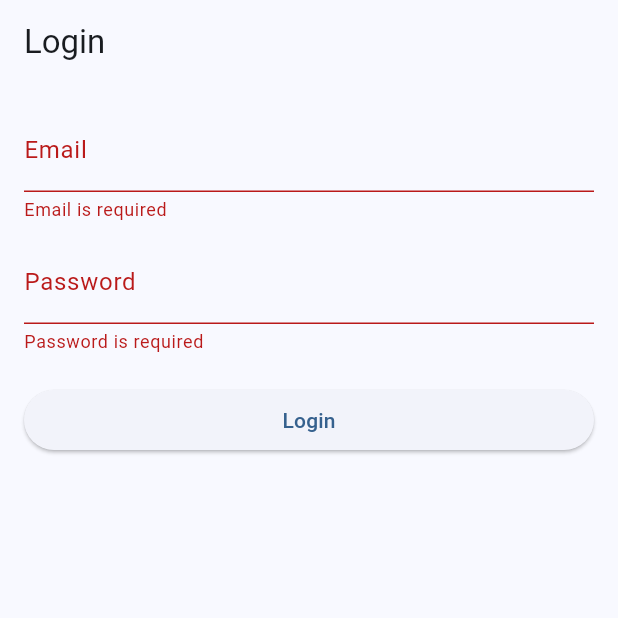
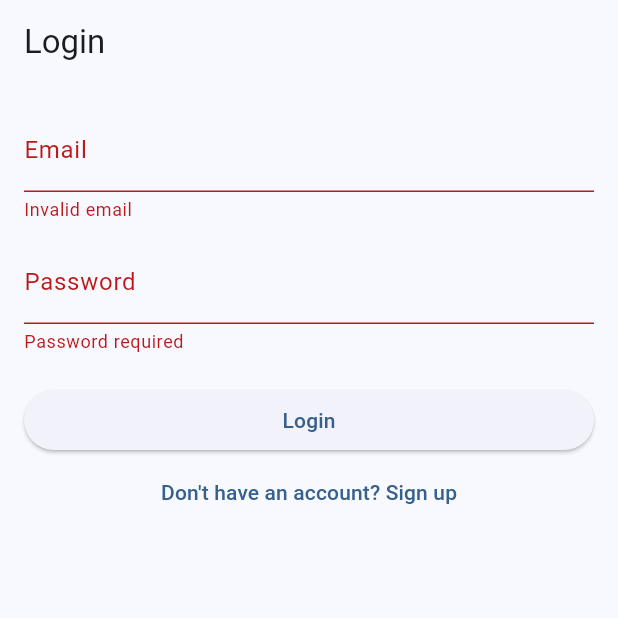
Before and after one commit to andestballa/contact_manager_app, a Flutter app: the screen it shows after launch, after a tap on "Login", on a phone screen of 412 x 824 dp, the top half of it. Run offline on Flutter 3.47's test engine with Material 3 defaults, Android fonts, the phone set to English and light mode, and no system bars; our stand-ins replace shared_preferences.

Commit message:
ADDED PROVIDER FOR LOGIN/SIGNUP

```diff
--- a/lib/app_config.dart
+++ b/lib/app_config.dart
@@ -2,7 +2,7 @@ import 'package:flutter/material.dart';
 
 class AppConfig {
   // Replace with ngrok url
-  static const baseUrl = "https://ae041b757ef6.ngrok-free.app";
+  static const baseUrl = "https://crownless-unrequited-hana.ngrok-free.dev";
 
   static final themeData = ThemeData(
     useMaterial3: true,
--- /dev/null
+++ b/lib/auth_gate.dart
@@ -0,0 +1,24 @@
+import 'package:flutter/material.dart';
+import 'package:provider/provider.dart';
+import 'providers/auth_provider.dart';
+import 'login.dart';
+import 'homepage.dart';
+
+class AuthGate extends StatelessWidget {
+  const AuthGate({super.key});
+
+  @override
+  Widget build(BuildContext context) {
+    final auth = context.watch<AuthProvider>();
+
+    if (!auth.isInitialized) {
+      return const Scaffold(
+        body: Center(child: CircularProgressIndicator()),
+      );
+    }
+
+    return auth.isLoggedIn
+        ? const HomePage()
+        : const LoginPage();
+  }
+}
--- a/lib/login.dart
+++ b/lib/login.dart
@@ -1,7 +1,10 @@
-import 'package:contact_manager_app/app_config.dart';
+import 'dart:convert';
 import 'package:flutter/material.dart';
 import 'package:http/http.dart' as http;
-import 'dart:convert';
+import 'package:provider/provider.dart';
+import 'package:contact_manager_app/app_config.dart';
+import 'providers/auth_provider.dart';
+import 'signup.dart';
 
 class LoginPage extends StatefulWidget {
   const LoginPage({super.key});
@@ -11,10 +14,7 @@ class LoginPage extends StatefulWidget {
 }
 
 class _LoginPageState extends State<LoginPage> {
-  // TODO: put state in provider
-
   final _formKey = GlobalKey<FormState>();
-
   final emailController = TextEditingController();
   final passwordController = TextEditingController();
 
@@ -32,14 +32,9 @@ class _LoginPageState extends State<LoginPage> {
 
     setState(() => isLoading = true);
 
-    final url = Uri.parse("${AppConfig.baseUrl}/login/");
-    final scaffoldMessenger = ScaffoldMessenger.of(context);
-
-    print("➡️ Sending login request to $url");
-
     try {
       final response = await http.post(
-        url,
+        Uri.parse("${AppConfig.baseUrl}/login/"),
         headers: {"Content-Type": "application/json"},
         body: jsonEncode({
           "email": emailController.text.trim(),
@@ -47,29 +42,17 @@ class _LoginPageState extends State<LoginPage> {
         }),
       );
 
-      print("⬅️ Status code: ${response.statusCode}");
-      print("⬅️ Body: ${response.body}");
-
       final data = jsonDecode(response.body);
 
       if (response.statusCode == 200) {
-        final token = data["token"];
-
-        scaffoldMessenger.showSnackBar(
-          const SnackBar(content: Text("Login successful")),
-        );
-
-        // TODO: Save token using shared_preferences
-        // TODO: Navigate to home page (can be handled in the main.dart)
-
-        print("✅ Token received: $token");
+        await context.read<AuthProvider>().login(data["token"]);
       } else {
-        scaffoldMessenger.showSnackBar(
+        ScaffoldMessenger.of(context).showSnackBar(
           SnackBar(content: Text(data["error"] ?? "Login failed")),
         );
       }
     } catch (e) {
-      scaffoldMessenger.showSnackBar(
+      ScaffoldMessenger.of(context).showSnackBar(
         SnackBar(content: Text("Network error: $e")),
       );
     } finally {
@@ -90,28 +73,16 @@ class _LoginPageState extends State<LoginPage> {
               TextFormField(
                 controller: emailController,
                 decoration: const InputDecoration(labelText: "Email"),
-                keyboardType: TextInputType.emailAddress,
-                validator: (value) {
-                  if (value == null || value.isEmpty) {
-                    return "Email is required";
-                  }
-                  if (!value.contains("@")) {
-                    return "Enter a valid email";
-                  }
-                  return null;
-                },
+                validator: (v) =>
+                    v != null && v.contains("@") ? null : "Invalid email",
               ),
               const SizedBox(height: 12),
               TextFormField(
                 controller: passwordController,
                 decoration: const InputDecoration(labelText: "Password"),
                 obscureText: true,
-                validator: (value) {
-                  if (value == null || value.isEmpty) {
-                    return "Password is required";
-                  }
-                  return null;
-                },
+                validator: (v) =>
+                    v != null && v.isNotEmpty ? null : "Password required",
               ),
               const SizedBox(height: 20),
               SizedBox(
@@ -123,6 +94,15 @@ class _LoginPageState extends State<LoginPage> {
                       : const Text("Login"),
                 ),
               ),
+              TextButton(
+                onPressed: () {
+                  Navigator.push(
+                    context,
+                    MaterialPageRoute(builder: (_) => const SignupPage()),
+                  );
+                },
+                child: const Text("Don't have an account? Sign up"),
+              ),
             ],
           ),
         ),
--- a/lib/main.dart
+++ b/lib/main.dart
@@ -1,23 +1,27 @@
-import 'package:contact_manager_app/app_config.dart';
 import 'package:flutter/material.dart';
-import 'login.dart'; // adjust path if needed
+import 'package:provider/provider.dart';
+import 'app_config.dart';
+import 'providers/auth_provider.dart';
+import 'auth_gate.dart';
 
 void main() {
-  runApp(const MyApp());
+  runApp(
+    ChangeNotifierProvider(
+      create: (_) => AuthProvider()..loadFromStorage(),
+      child: const MyApp(),
+    ),
+  );
 }
 
 class MyApp extends StatelessWidget {
   const MyApp({super.key});
 
-  // TODO: render home page if user is logged in (aka persist token)
-
   @override
   Widget build(BuildContext context) {
     return MaterialApp(
       debugShowCheckedModeBanner: false,
-      title: 'Contact Manager',
       theme: AppConfig.themeData,
-      home: const LoginPage(),
+      home: const AuthGate(),
     );
   }
 }
--- /dev/null
+++ b/lib/providers/auth_provider.dart
@@ -0,0 +1,32 @@
+import 'package:flutter/material.dart';
+import 'package:shared_preferences/shared_preferences.dart';
+
+class AuthProvider extends ChangeNotifier {
+  String? _token;
+  bool _initialized = false;
+
+  String? get token => _token;
+  bool get isLoggedIn => _token != null;
+  bool get isInitialized => _initialized;
+
+  Future<void> loadFromStorage() async {
+    final prefs = await SharedPreferences.getInstance();
+    _token = prefs.getString("auth_token");
+    _initialized = true;
+    notifyListeners();
+  }
+
+  Future<void> login(String token) async {
+    _token = token;
+    final prefs = await SharedPreferences.getInstance();
+    await prefs.setString("auth_token", token);
+    notifyListeners();
+  }
+
+  Future<void> logout() async {
+    _token = null;
+    final prefs = await SharedPreferences.getInstance();
+    await prefs.remove("auth_token");
+    notifyListeners();
+  }
+}
--- a/pubspec.yaml
+++ b/pubspec.yaml
@@ -30,6 +30,9 @@ environment:
 dependencies:
   flutter:
     sdk: flutter
+  shared_preferences: ^2.2.2
+  provider: ^6.0.0
+
 
   # The following adds the Cupertino Icons font to your application.
   # Use with the CupertinoIcons class for iOS style icons.
```
Also changed, not shown: lib/homepage.dart (added, +30 -0 lines), lib/signup.dart (+54 -22 lines), pubspec.lock, 1 other file.
